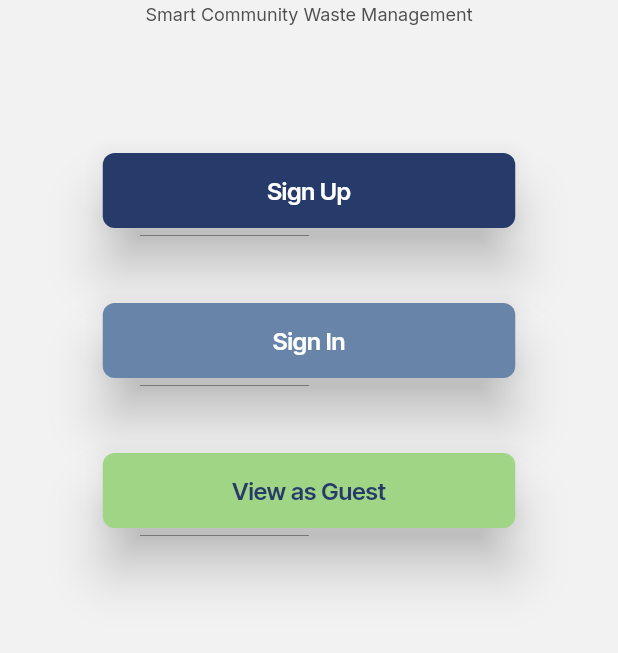
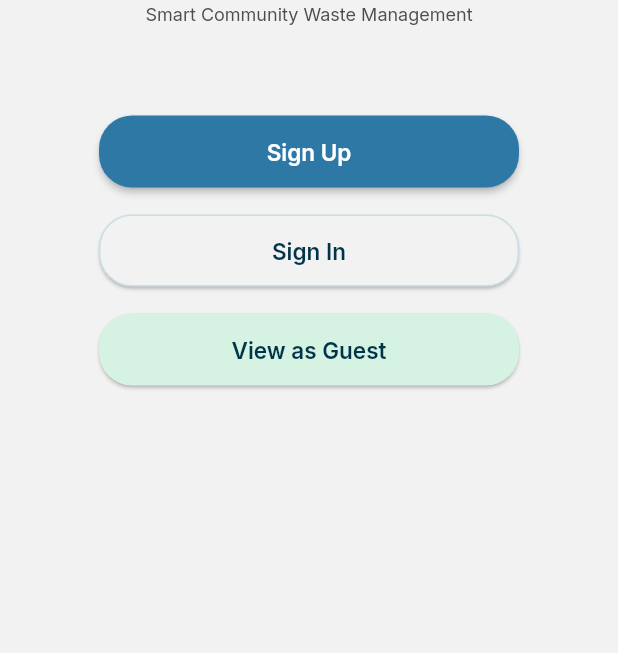
Before and after one commit to Oeubx/EBasura, a Flutter app: the screen it shows after launch, on a phone screen of 412 x 824 dp, the part 183-836 px from its top. Run offline on Flutter 3.47's test engine with Material 3 defaults, Android fonts, the phone set to English and light mode, and no system bars; drawn by our look-alikes of auto_size_text; our stand-ins replace csv, dropdown_button2, easy_debounce, equatable, expandable, file_picker and 12 more; missing offline and left inert: json_path, mime_type, styled_divider; accounts and stored records are empty.

Commit message:
feat(ui): implemented brand button pill system and upgraded landing page [EBASURA-M10-F2]
- Created unified EBasuraButton component library with Buttons 1-4 pill styling conforming to brand docs
- Added EBasuraCard surface component with 16px corner radius and EBasuraIcons catalog
- Refactored landing page with CBrandLogoWidget and brand pill actions
- Exported new button components in global barrel index

```diff
--- a/lib/auth_entry_pages/landing_page/landing_page_widget.dart
+++ b/lib/auth_entry_pages/landing_page/landing_page_widget.dart
@@ -1,9 +1,7 @@
 import '/flutter_flow/flutter_flow_theme.dart';
 import '/flutter_flow/flutter_flow_util.dart';
-import '/flutter_flow/flutter_flow_widgets.dart';
 import '/index.dart';
 import 'package:flutter/material.dart';
-import 'package:google_fonts/google_fonts.dart';
 import 'landing_page_model.dart';
 export 'landing_page_model.dart';
 
@@ -55,14 +53,13 @@ class _LandingPageWidgetState extends State<LandingPageWidget> {
               color: FlutterFlowTheme.of(context).primaryBackground,
             ),
             child: Padding(
-              padding: EdgeInsetsDirectional.fromSTEB(24.0, 0.0, 24.0, 0.0),
+              padding: const EdgeInsetsDirectional.fromSTEB(24.0, 0.0, 24.0, 0.0),
               child: SingleChildScrollView(
                 child: Column(
                   mainAxisSize: MainAxisSize.max,
                   children: [
-                    Padding(
-                      padding:
-                          EdgeInsetsDirectional.fromSTEB(0.0, 80.0, 0.0, 60.0),
+                    const Padding(
+                      padding: EdgeInsetsDirectional.fromSTEB(0.0, 80.0, 0.0, 60.0),
                       child: CBrandLogoWidget(
                         fontSize: 38.0,
                         showSubtitle: true,
@@ -70,126 +67,32 @@ class _LandingPageWidgetState extends State<LandingPageWidget> {
                       ),
                     ),
                     Padding(
-                      padding:
-                          EdgeInsetsDirectional.fromSTEB(0.0, 0.0, 0.0, 125.0),
+                      padding: const EdgeInsetsDirectional.fromSTEB(0.0, 0.0, 0.0, 80.0),
                       child: Column(
                         mainAxisSize: MainAxisSize.max,
                         children: [
-                          FFButtonWidget(
+                          EBasuraButton.button2(
+                            text: 'Sign Up',
                             onPressed: () async {
                               context.pushNamed(PageSignUpWidget.routeName);
                             },
-                            text: 'Sign Up',
-                            options: FFButtonOptions(
-                              width: 275.0,
-                              height: 50.0,
-                              padding: EdgeInsetsDirectional.fromSTEB(
-                                  16.0, 0.0, 16.0, 0.0),
-                              iconPadding: EdgeInsetsDirectional.fromSTEB(
-                                  0.0, 0.0, 0.0, 0.0),
-                              color: Color(0xFF263B6A),
-                              textStyle: FlutterFlowTheme.of(context)
-                                  .titleSmall
-                                  .override(
-                                    font: GoogleFonts.interTight(
-                                      fontWeight: FlutterFlowTheme.of(context)
-                                          .titleSmall
-                                          .fontWeight,
-                                      fontStyle: FlutterFlowTheme.of(context)
-                                          .titleSmall
-                                          .fontStyle,
-                                    ),
-                                    color: Colors.white,
-                                    letterSpacing: 0.0,
-                                    fontWeight: FlutterFlowTheme.of(context)
-                                        .titleSmall
-                                        .fontWeight,
-                                    fontStyle: FlutterFlowTheme.of(context)
-                                        .titleSmall
-                                        .fontStyle,
-                                  ),
-                              elevation: 15.0,
-                              borderRadius: BorderRadius.circular(8.0),
-                            ),
                           ),
-                          FFButtonWidget(
+                          EBasuraButton.button1(
+                            text: 'Sign In',
                             onPressed: () async {
                               context.pushNamed(PageSignInWidget.routeName);
                             },
-                            text: 'Sign In',
-                            options: FFButtonOptions(
-                              width: 275.0,
-                              height: 50.0,
-                              padding: EdgeInsetsDirectional.fromSTEB(
-                                  16.0, 0.0, 16.0, 0.0),
-                              iconPadding: EdgeInsetsDirectional.fromSTEB(
-                                  0.0, 0.0, 0.0, 0.0),
-                              color: Color(0xFF6984A9),
-                              textStyle: FlutterFlowTheme.of(context)
-                                  .titleSmall
-                                  .override(
-                                    font: GoogleFonts.interTight(
-                                      fontWeight: FlutterFlowTheme.of(context)
-                                          .titleSmall
-                                          .fontWeight,
-                                      fontStyle: FlutterFlowTheme.of(context)
-                                          .titleSmall
-                                          .fontStyle,
-                                    ),
-                                    color: Colors.white,
-                                    letterSpacing: 0.0,
-                                    fontWeight: FlutterFlowTheme.of(context)
-                                        .titleSmall
-                                        .fontWeight,
-                                    fontStyle: FlutterFlowTheme.of(context)
-                                        .titleSmall
-                                        .fontStyle,
-                                  ),
-                              elevation: 15.0,
-                              borderRadius: BorderRadius.circular(8.0),
-                            ),
                           ),
-                          FFButtonWidget(
+                          EBasuraButton.button4(
+                            text: 'View as Guest',
                             onPressed: () async {
                               context.pushNamed(PageHomepageWidget.routeName);
                             },
-                            text: 'View as Guest',
-                            options: FFButtonOptions(
-                              width: 275.0,
-                              height: 50.0,
-                              padding: EdgeInsetsDirectional.fromSTEB(
-                                  16.0, 0.0, 16.0, 0.0),
-                              iconPadding: EdgeInsetsDirectional.fromSTEB(
-                                  0.0, 0.0, 0.0, 0.0),
-                              color: Color(0xFFA0D585),
-                              textStyle: FlutterFlowTheme.of(context)
-                                  .titleSmall
-                                  .override(
-                                    font: GoogleFonts.interTight(
-                                      fontWeight: FlutterFlowTheme.of(context)
-                                          .titleSmall
-                                          .fontWeight,
-                                      fontStyle: FlutterFlowTheme.of(context)
-                                          .titleSmall
-                                          .fontStyle,
-                                    ),
-                                    color: Color(0xFF263B6A),
-                                    letterSpacing: 0.0,
-                                    fontWeight: FlutterFlowTheme.of(context)
-                                        .titleSmall
-                                        .fontWeight,
-                                    fontStyle: FlutterFlowTheme.of(context)
-                                        .titleSmall
-                                        .fontStyle,
-                                  ),
-                              elevation: 15.0,
-                              borderRadius: BorderRadius.circular(8.0),
-                            ),
                           ),
-                        ].divide(SizedBox(height: 50.0)),
+                        ].divide(const SizedBox(height: 18.0)),
                       ),
                     ),
-                  ].divide(SizedBox(height: 25.0)),
+                  ],
                 ),
               ),
             ),
--- /dev/null
+++ b/lib/components/ebasura_buttons.dart
@@ -0,0 +1,225 @@
+import '/flutter_flow/flutter_flow_theme.dart';
+import '/flutter_flow/flutter_flow_widgets.dart';
+import 'package:flutter/material.dart';
+import 'package:google_fonts/google_fonts.dart';
+
+/// Canonical Button Style Variants defined in docs/EBASURA_BRAND_AND_DESIGN_SYSTEM.md
+enum EBasuraButtonStyle {
+  /// Button 1: Neutral Canvas (#F2F2F2), Dark Text (#013448), Pill Radius, subtle shadow
+  button1Neutral,
+
+  /// Button 2: Primary Ocean Blue Solid (#2E78A6), White Text (#FFFFFF), Pill Radius, medium shadow
+  button2Primary,
+
+  /// Button 3: Sky Blue (#A3C9D9), Dark Text (#013448), Pill Radius, subtle shadow
+  button3Sky,
+
+  /// Button 4: Mint Sage Eco (#D5F2E2), Dark Text (#013448), Pill Radius, subtle shadow
+  button4Mint,
+}
+
+/// Standardized canonical icon symbols for the EBasura application.
+class EBasuraIcons {
+  static const IconData home = Icons.space_dashboard_rounded;
+  static const IconData leaderboard = Icons.leaderboard_rounded;
+  static const IconData camera = Icons.photo_camera_rounded;
+  static const IconData schedules = Icons.calendar_today_rounded;
+  static const IconData profile = Icons.person_rounded;
+  static const IconData crew = Icons.local_shipping_rounded;
+  static const IconData reports = Icons.report_problem_rounded;
+  static const IconData eco = Icons.eco_rounded;
+  static const IconData recycle = Icons.recycling_rounded;
+  static const IconData verified = Icons.verified_rounded;
+  static const IconData settings = Icons.settings_rounded;
+  static const IconData checklist = Icons.checklist_rounded;
+  static const IconData notifications = Icons.notifications_rounded;
+  static const IconData back = Icons.arrow_back_rounded;
+  static const IconData close = Icons.close_rounded;
+  static const IconData info = Icons.info_outline_rounded;
+  static const IconData streak = Icons.local_fire_department_rounded;
+}
+
+/// Factory widget generating high-contrast pill buttons compliant with the Brand Design System.
+class EBasuraButton extends StatelessWidget {
+  const EBasuraButton({
+    super.key,
+    required this.text,
+    required this.onPressed,
+    this.style = EBasuraButtonStyle.button2Primary,
+    this.width = 280.0,
+    this.height = 48.0,
+    this.icon,
+    this.iconData,
+    this.isLoading = false,
+  });
+
+  /// Button 1: Neutral Pill (#F2F2F2)
+  const EBasuraButton.button1({
+    super.key,
+    required this.text,
+    required this.onPressed,
+    this.width = 280.0,
+    this.height = 48.0,
+    this.icon,
+    this.iconData,
+    this.isLoading = false,
+  }) : style = EBasuraButtonStyle.button1Neutral;
+
+  /// Button 2: Primary Solid Blue CTA (#2E78A6)
+  const EBasuraButton.button2({
+    super.key,
+    required this.text,
+    required this.onPressed,
+    this.width = 280.0,
+    this.height = 48.0,
+    this.icon,
+    this.iconData,
+    this.isLoading = false,
+  }) : style = EBasuraButtonStyle.button2Primary;
+
+  /// Button 3: Sky Blue Action (#A3C9D9)
+  const EBasuraButton.button3({
+    super.key,
+    required this.text,
+    required this.onPressed,
+    this.width = 280.0,
+    this.height = 48.0,
+    this.icon,
+    this.iconData,
+    this.isLoading = false,
+  }) : style = EBasuraButtonStyle.button3Sky;
+
+  /// Button 4: Mint Eco Action (#D5F2E2)
+  const EBasuraButton.button4({
+    super.key,
+    required this.text,
+    required this.onPressed,
+    this.width = 280.0,
+    this.height = 48.0,
+    this.icon,
+    this.iconData,
+    this.isLoading = false,
+  }) : style = EBasuraButtonStyle.button4Mint;
+
+  final String text;
+  final VoidCallback onPressed;
+  final EBasuraButtonStyle style;
+  final double width;
+  final double height;
+  final Widget? icon;
+  final IconData? iconData;
+  final bool isLoading;
+
+  @override
+  Widget build(BuildContext context) {
+    final theme = FlutterFlowTheme.of(context);
+
+    Color bgColor;
+    Color textColor;
+    double elevation;
+    BorderSide? borderSide;
+
+    switch (style) {
+      case EBasuraButtonStyle.button1Neutral:
+        bgColor = theme.primaryBackground;
+        textColor = theme.primaryText;
+        elevation = 1.0;
+        borderSide = BorderSide(color: theme.accent4.withValues(alpha: 0.5), width: 1.0);
+        break;
+      case EBasuraButtonStyle.button2Primary:
+        bgColor = theme.accent3; // #2E78A6
+        textColor = Colors.white;
+        elevation = 2.0;
+        borderSide = BorderSide.none;
+        break;
+      case EBasuraButtonStyle.button3Sky:
+        bgColor = theme.accent4; // #A3C9D9
+        textColor = theme.primaryText;
+        elevation = 1.0;
+        borderSide = BorderSide.none;
+        break;
+      case EBasuraButtonStyle.button4Mint:
+        bgColor = theme.secondaryBackground; // #D5F2E2
+        textColor = theme.primaryText;
+        elevation = 1.0;
+        borderSide = BorderSide.none;
+        break;
+    }
+
+    return FFButtonWidget(
+      text: text,
+      onPressed: onPressed,
+      icon: icon,
+      iconData: iconData,
+      showLoadingIndicator: isLoading,
+      options: FFButtonOptions(
+        width: width,
+        height: height,
+        padding: const EdgeInsets.symmetric(horizontal: 20.0),
+        color: bgColor,
+        textStyle: GoogleFonts.inter(
+          fontSize: 15.0,
+          fontWeight: FontWeight.w600,
+          color: textColor,
+          letterSpacing: 0.0,
+        ),
+        elevation: elevation,
+        borderRadius: BorderRadius.circular(theme.designToken.radius.pill),
+        borderSide: borderSide,
+      ),
+    );
+  }
+}
+
+/// Standardized 16px grid content card container for EBasura.
+class EBasuraCard extends StatelessWidget {
+  const EBasuraCard({
+    super.key,
+    required this.child,
+    this.backgroundColor,
+    this.padding = const EdgeInsets.all(16.0),
+    this.margin = const EdgeInsets.only(bottom: 12.0),
+    this.borderColor,
+    this.borderRadius = 16.0,
+    this.onTap,
+  });
+
+  final Widget child;
+  final Color? backgroundColor;
+  final EdgeInsetsGeometry padding;
+  final EdgeInsetsGeometry margin;
+  final Color? borderColor;
+  final double borderRadius;
+  final VoidCallback? onTap;
+
+  @override
+  Widget build(BuildContext context) {
+    final theme = FlutterFlowTheme.of(context);
+    final cardContent = Container(
+      width: double.infinity,
+      margin: margin,
+      padding: padding,
+      decoration: BoxDecoration(
+        color: backgroundColor ?? Colors.white,
+        borderRadius: BorderRadius.circular(borderRadius),
+        border: Border.all(
+          color: borderColor ?? theme.accent4.withValues(alpha: 0.35),
+          width: 1.0,
+        ),
+        boxShadow: [
+          theme.designToken.shadow.sm,
+        ],
+      ),
+      child: child,
+    );
+
+    if (onTap != null) {
+      return InkWell(
+        onTap: onTap,
+        borderRadius: BorderRadius.circular(borderRadius),
+        child: cardContent,
+      );
+    }
+    return cardContent;
+  }
+}
--- a/lib/index.dart
+++ b/lib/index.dart
@@ -79,3 +79,4 @@ export '/image/image_filtered/p_images_view_all_verified/p_images_view_all_verif
     show PImagesViewAllVerifiedWidget;
 export '/components/c_brand_logo/c_brand_logo_widget.dart'
     show CBrandLogoWidget;
+export '/components/ebasura_buttons.dart';
```
